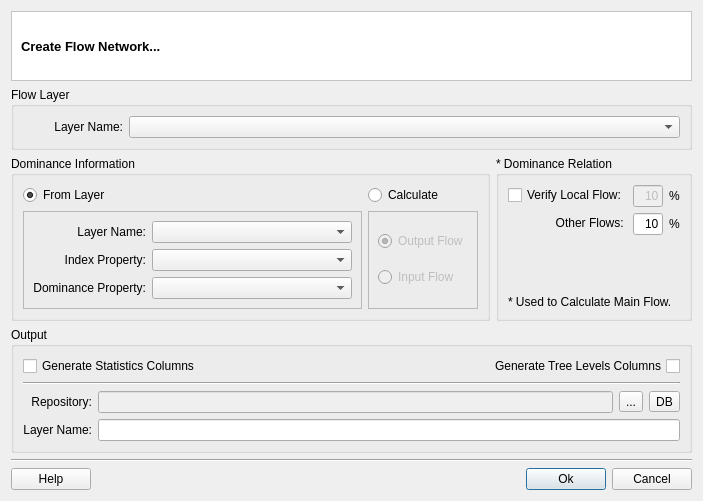
The window that src/fiocruz/flow/qt/ui/FlowNetworkDialogForm.ui (ericabreu82/tv5_flow) describes before a commit, drawn with Qt 5.
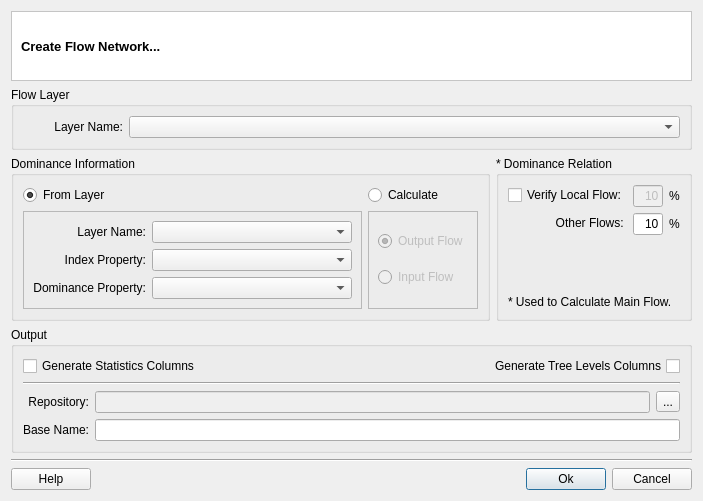
The same window after the commit.

Diff of the .ui file:
```diff
--- a/src/fiocruz/flow/qt/ui/FlowNetworkDialogForm.ui
+++ b/src/fiocruz/flow/qt/ui/FlowNetworkDialogForm.ui
@@ -478,7 +478,7 @@
               <item row="1" column="0">
                <widget class="QLabel" name="label_13">
                 <property name="text">
-                 <string>Layer Name:</string>
+                 <string>Base Name:</string>
                 </property>
                 <property name="alignment">
                  <set>Qt::AlignRight|Qt::AlignTrailing|Qt::AlignVCenter</set>
@@ -496,6 +496,9 @@
                   <property name="enabled">
                    <bool>false</bool>
                   </property>
+                  <property name="readOnly">
+                   <bool>true</bool>
+                  </property>
                  </widget>
                 </item>
                 <item row="0" column="1">
@@ -511,19 +514,6 @@
                   </property>
                  </widget>
                 </item>
-                <item row="0" column="2">
-                 <widget class="QToolButton" name="m_targetDatasourceToolButton">
-                  <property name="minimumSize">
-                   <size>
-                    <width>0</width>
-                    <height>0</height>
-                   </size>
-                  </property>
-                  <property name="text">
-                   <string>DB</string>
-                  </property>
-                 </widget>
-                </item>
                </layout>
               </item>
               <item row="1" column="0">
```
Left out of the diff: 1 changed line with no effect on the pictures.
